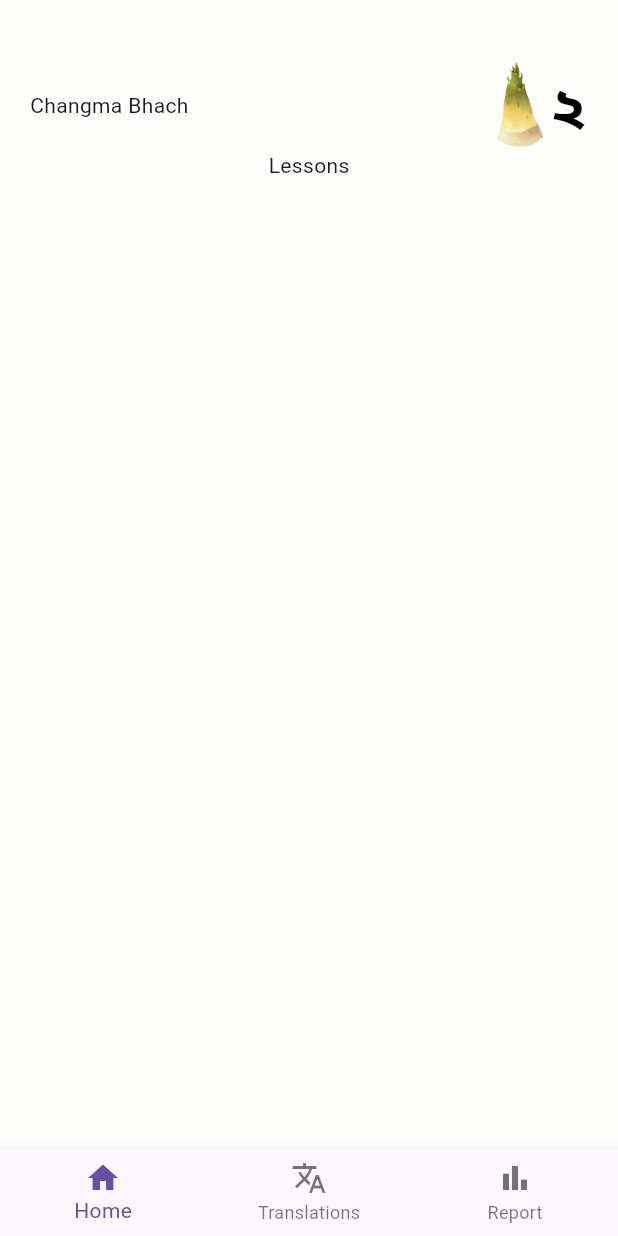
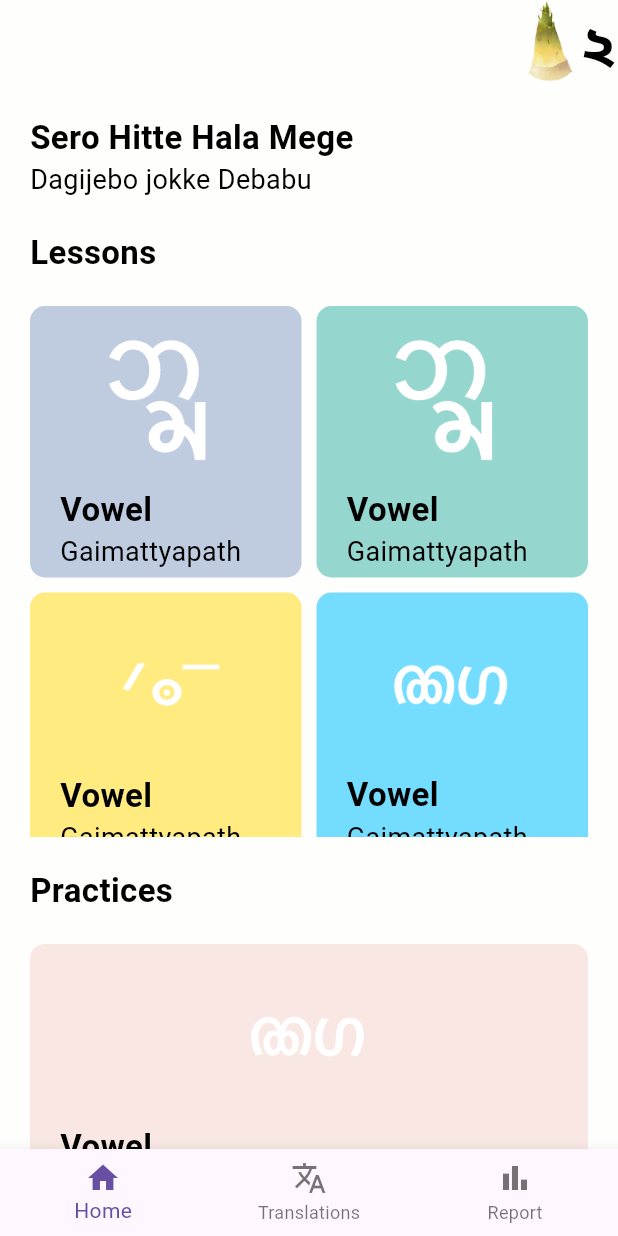
Before and after one commit to junechakma/Changma_Bhach--Flutter-Based-Chakma-Language-Learning-App, a Flutter app: the screen it shows after launch, after a tap on "প্রবেশ করুন", on a phone screen of 412 x 824 dp. Run offline on Flutter 3.47's test engine with Material 3 defaults, Android fonts, the phone set to English and light mode, and no system bars.

Commit message:
Homepage Layout

```diff
--- a/lib/presentation/screens/home_screen.dart
+++ b/lib/presentation/screens/home_screen.dart
@@ -1,6 +1,7 @@
 import 'package:changma_bhach/presentation/styles/app_colors.dart';
 import 'package:changma_bhach/presentation/styles/app_images.dart';
 import 'package:changma_bhach/presentation/styles/text_styles.dart';
+import 'package:changma_bhach/presentation/widgets/lesson_button.dart';
 import 'package:flutter/material.dart';
 
 class HomeScreen extends StatelessWidget {
@@ -10,16 +11,14 @@ class HomeScreen extends StatelessWidget {
   Widget build(BuildContext context) {
     return Scaffold(
       backgroundColor: AppColors.bgWhite2,
-      body: Container(
-        margin: const EdgeInsets.only(top: 40),
-        padding: const EdgeInsets.symmetric(horizontal: 20),
-        child: const Column(
-          children: [
-            // Top App Bar
+      appBar: AppBar(
+        automaticallyImplyLeading: false,
+        backgroundColor: AppColors.bgWhite2,
+        actions: const [
           Row(
             mainAxisAlignment: MainAxisAlignment.spaceBetween,
             children: [
-                Text("Changma Bhach"),
+              Text(""),
               SizedBox(
                 child: Row(
                   children: [
@@ -36,11 +35,104 @@ class HomeScreen extends StatelessWidget {
               )
             ],
           ),
-            Text("Lessons"),
-            Row(
-              children: [],
+        ],
+      ),
+      body: SingleChildScrollView(
+        scrollDirection: Axis.vertical,
+        child: Container(
+          padding: const EdgeInsets.symmetric(horizontal: 20),
+          child: Column(
+            mainAxisAlignment: MainAxisAlignment.start,
+            crossAxisAlignment: CrossAxisAlignment.start,
+            children: [
+              // Top App Bar
+
+              const SizedBox(
+                height: 20,
+              ),
+
+              const Text(
+                "Sero Hitte Hala Mege ",
+                style: TextStyles.headingText,
+              ),
+              const Text(
+                "Dagijebo jokke Debabu",
+                style: TextStyles.subHeadingText,
+              ),
+
+              const SizedBox(
+                height: 20,
+              ),
+
+              const Text(
+                "Lessons",
+                style: TextStyles.categoryHeading,
+              ),
+
+              const SizedBox(
+                height: 20,
+              ),
+
+              SizedBox(
+                height: MediaQuery.of(context).size.height * 0.43,
+                child: GridView.count(
+                  crossAxisSpacing: 10,
+                  mainAxisSpacing: 10,
+                  crossAxisCount: 2,
+                  shrinkWrap: true,
+                  physics: const NeverScrollableScrollPhysics(),
+                  children: const [
+                    LessonButton(
+                      bgColor: AppColors.lightPeriwinkle,
+                      image: AppImages.vowelImage,
+                      headingText: "Vowel",
+                      subHeadingText: "Gaimattyapath",
+                    ),
+                    LessonButton(
+                      bgColor: AppColors.paleRobinEggBlue,
+                      image: AppImages.vowelImage,
+                      headingText: "Vowel",
+                      subHeadingText: "Gaimattyapath",
+                    ),
+                    LessonButton(
+                      bgColor: AppColors.yellowCrayola,
+                      image: AppImages.diacriticsImage,
+                      headingText: "Vowel",
+                      subHeadingText: "Gaimattyapath",
+                    ),
+                    LessonButton(
+                      bgColor: AppColors.skyBlueCrayola,
+                      image: AppImages.conjunctImage,
+                      headingText: "Vowel",
+                      subHeadingText: "Gaimattyapath",
                     ),
                   ],
+                ),
+              ),
+              const SizedBox(
+                height: 20,
+              ),
+
+              const Text(
+                "Practices",
+                style: TextStyles.categoryHeading,
+              ),
+
+              const SizedBox(
+                height: 20,
+              ),
+
+              const LessonButton(
+                bgColor: AppColors.mistyRose,
+                image: AppImages.conjunctImage,
+                headingText: "Vowel",
+                subHeadingText: "Gaimattyapath",
+              ),
+              const SizedBox(
+                height: 20,
+              ),
+            ],
+          ),
         ),
       ),
     );
--- a/lib/presentation/styles/app_colors.dart
+++ b/lib/presentation/styles/app_colors.dart
@@ -7,4 +7,11 @@ class AppColors {
   static const Color offWhite = Color(0XFFfbf5f2);
   static const Color bgWhite2 = Color(0xFFfefefd);
   static const Color lightBlue = Color(0xFF8093B5);
+
+  // LessonButtons
+  static const Color lightPeriwinkle = Color(0xFFBFCBDE);
+  static const Color paleRobinEggBlue = Color(0xFF95D6CE);
+  static const Color yellowCrayola = Color(0xFFFFEB80);
+  static const Color skyBlueCrayola = Color(0xFF73DCFF);
+  static const Color mistyRose = Color(0xFFF8E7E2);
 }
--- a/lib/presentation/styles/app_images.dart
+++ b/lib/presentation/styles/app_images.dart
@@ -1,4 +1,8 @@
 class AppImages {
   static const String welcomeImage = "assets/images/splash.png";
   static const String scoreImage = "assets/images/scoreIcon.png";
+  static const String vowelImage = "assets/images/vowel.png";
+  static const String consonantImage = "assets/images/consonant.png";
+  static const String diacriticsImage = "assets/images/diacritics.png";
+  static const String conjunctImage = "assets/images/conjunct-diacritic.png";
 }
--- a/lib/presentation/styles/text_styles.dart
+++ b/lib/presentation/styles/text_styles.dart
@@ -16,4 +16,21 @@ class TextStyles {
     fontSize: 40,
     color: Colors.black,
   );
+
+  static const TextStyle categoryHeading = TextStyle(
+    fontSize: 22,
+    fontWeight: FontWeight.bold,
+    color: Colors.black,
+  );
+
+  static const TextStyle headingText = TextStyle(
+    fontSize: 22,
+    fontWeight: FontWeight.bold,
+    color: Colors.black,
+  );
+  static const TextStyle subHeadingText = TextStyle(
+    fontSize: 18,
+    fontWeight: FontWeight.normal,
+    color: Colors.black,
+  );
 }
--- /dev/null
+++ b/lib/presentation/widgets/lesson_button.dart
@@ -0,0 +1,48 @@
+import 'package:changma_bhach/presentation/styles/text_styles.dart';
+import 'package:flutter/material.dart';
+
+class LessonButton extends StatelessWidget {
+  final Color bgColor;
+  final String image;
+  final String headingText;
+  final String subHeadingText;
+
+  const LessonButton(
+      {super.key,
+      required this.bgColor,
+      required this.image,
+      required this.headingText,
+      required this.subHeadingText});
+
+  @override
+  Widget build(BuildContext context) {
+    return InkWell(
+      splashColor: Colors.blue.withOpacity(0.2),
+      child: Container(
+        padding: const EdgeInsets.symmetric(horizontal: 20),
+        decoration: BoxDecoration(
+          borderRadius: BorderRadius.circular(10),
+          color: bgColor,
+        ),
+        child: Column(
+          crossAxisAlignment: CrossAxisAlignment.start,
+          children: [
+            const SizedBox(height: 10),
+            Row(
+              mainAxisAlignment: MainAxisAlignment.center,
+              children: [
+                Image(
+                  image: AssetImage(image),
+                  width: 100,
+                ),
+              ],
+            ),
+            const SizedBox(height: 10),
+            Text(headingText, style: TextStyles.headingText),
+            Text(subHeadingText, style: TextStyles.subHeadingText),
+          ],
+        ),
+      ),
+    );
+  }
+}
```
Also changed, not shown: pubspec.yaml (+7 -0 lines), assets/images/consonant.png (renamed from assets/images/consonent.png), pubspec.lock. Lines whose indentation alone changed are shown as unchanged.
